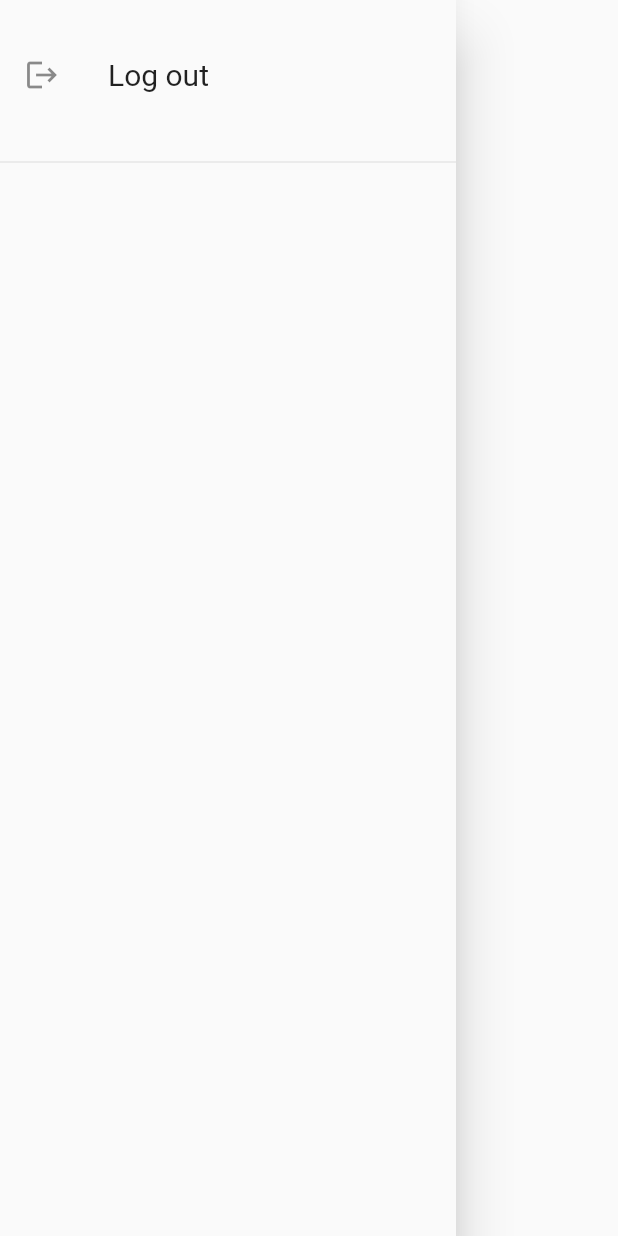
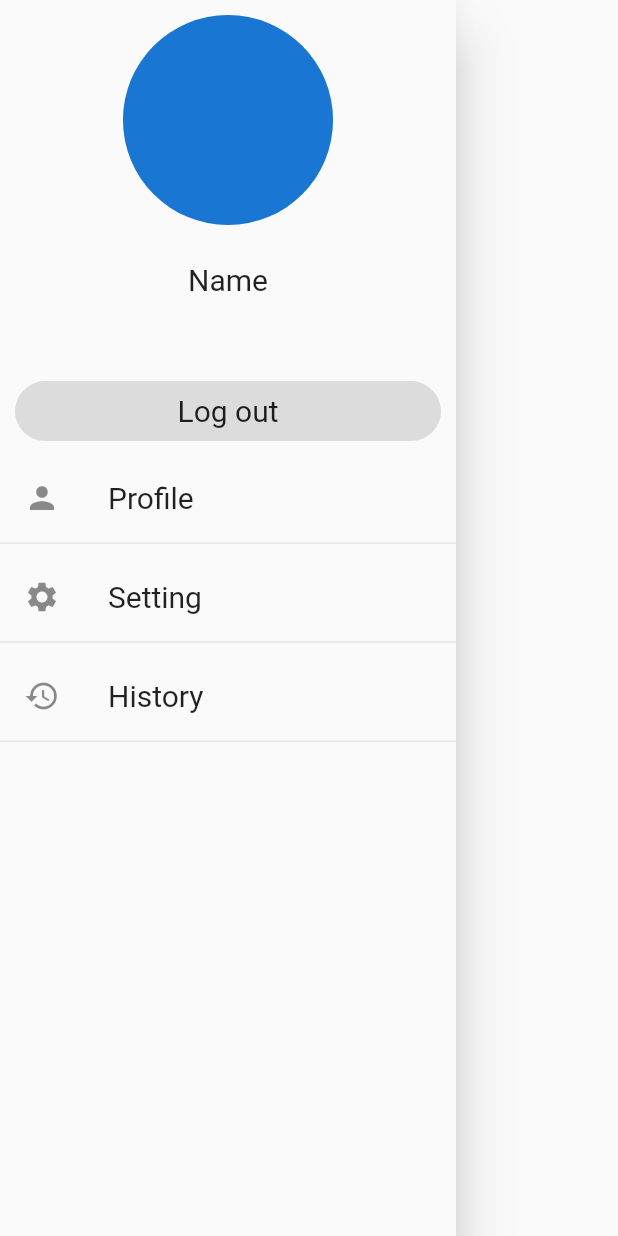
Before and after one commit to A1QKT/Hackatrix, a Flutter app: the DrawerSheet widget shown alone on an empty page, opened directly, on a phone screen of 412 x 824 dp. Run offline on Flutter 3.47's test engine with Material 2 defaults, Android fonts, the phone set to English and light mode, and no system bars; our stand-ins replace cloud_firestore, firebase_auth, firebase_core; accounts and stored records are empty; network calls fail.

Commit message:
Finish Drawer Screen

```diff
--- a/local_assistance/lib/screens/drawer.dart
+++ b/local_assistance/lib/screens/drawer.dart
@@ -1,25 +1,104 @@
 import 'package:flutter/material.dart';
 import 'package:firebase_auth/firebase_auth.dart';
+import 'package:local_assistance/screens/history_screen.dart';
+import 'package:local_assistance/screens/profile_screen.dart';
+import 'package:local_assistance/screens/setting_screen.dart';
 
 class DrawerSheet extends StatelessWidget {
   @override
   Widget build(BuildContext context) {
+    var size = MediaQuery.of(context).size;
     return Drawer(
       child: SingleChildScrollView(
         child: SafeArea(
           child: Column(
+            crossAxisAlignment: CrossAxisAlignment.center,
             children: [
               Container(
+                margin: EdgeInsets.all(10),
+                child: CircleAvatar(
+                  radius: size.width * 0.17,
+                ),
+              ),
+              SizedBox(height: 15),
+              Text(
+                'Name',
+                style: TextStyle(
+                  fontSize: 20,
+                ),
+              ),
+              SizedBox(height: 15),
+              Text(FirebaseAuth.instance.currentUser.email),
+              SizedBox(height: 15),
+              Container(
                 alignment: Alignment.center,
-                height: 100,
+                margin: EdgeInsets.symmetric(horizontal: 10, vertical: 10),
+                height: 40,
+                decoration: BoxDecoration(
+                  color: Colors.black12,
+                  borderRadius: BorderRadius.circular(20),
+                ),
                 child: GestureDetector(
                   onTap: () {
                     FirebaseAuth.instance.signOut();
                   },
+                  child: Text(
+                    "Log out",
+                    style: TextStyle(
+                      fontSize: 20,
+                    ),
+                  ),
+                ),
+              ),
+              Container(
+                alignment: Alignment.center,
+                height: 50,
+                child: GestureDetector(
+                  onTap: () {
+                    Navigator.pushNamed(context, ProfileScreen.routName);
+                  },
                   child: ListTile(
-                    leading: Icon(Icons.logout),
+                    leading: Icon(Icons.person),
                     title: Text(
-                      "Log out",
+                      "Profile",
+                      style: TextStyle(
+                        fontSize: 20,
+                      ),
+                    ),
+                  ),
+                ),
+              ),
+              Divider(),
+              Container(
+                alignment: Alignment.center,
+                height: 50,
+                child: GestureDetector(
+                  onTap: () {
+                    Navigator.pushNamed(context, SettingScreen.routName);
+                  },
+                  child: ListTile(
+                    leading: Icon(Icons.settings),
+                    title: Text(
+                      "Setting",
+                      style: TextStyle(
+                        fontSize: 20,
+                      ),
+                    ),
+                  ),
+                ),
+              ),
+              Divider(),
+              Container(
+                alignment: Alignment.center,
+                height: 50,
+                child: GestureDetector(
+                  onTap: () {
+                    Navigator.pushNamed(context, HistoryScreen.routName);
+                  },
+                  child: ListTile(
+                    leading: Icon(Icons.history),
+                    title: Text(
+                      "History",
                       style: TextStyle(
                         fontSize: 20,
                       ),
--- /dev/null
+++ b/local_assistance/lib/screens/history_screen.dart
@@ -0,0 +1,13 @@
+import 'package:flutter/material.dart';
+
+class HistoryScreen extends StatelessWidget {
+  static String routName = '/history-screen';
+  @override
+  Widget build(BuildContext context) {
+    return Scaffold(
+      appBar: AppBar(
+        title: Text('History'),
+      ),
+    );
+  }
+}
--- /dev/null
+++ b/local_assistance/lib/screens/profile_screen.dart
@@ -0,0 +1,13 @@
+import 'package:flutter/material.dart';
+
+class ProfileScreen extends StatelessWidget {
+  static String routName = '/profile-screen';
+  @override
+  Widget build(BuildContext context) {
+    return Scaffold(
+      appBar: AppBar(
+        title: Text('My Profile'),
+      ),
+    );
+  }
+}
--- /dev/null
+++ b/local_assistance/lib/screens/setting_screen.dart
@@ -0,0 +1,13 @@
+import 'package:flutter/material.dart';
+
+class SettingScreen extends StatelessWidget {
+  static String routName = '/setting-screen';
+  @override
+  Widget build(BuildContext context) {
+    return Scaffold(
+      appBar: AppBar(
+        title: Text('Setting'),
+      ),
+    );
+  }
+}
```
